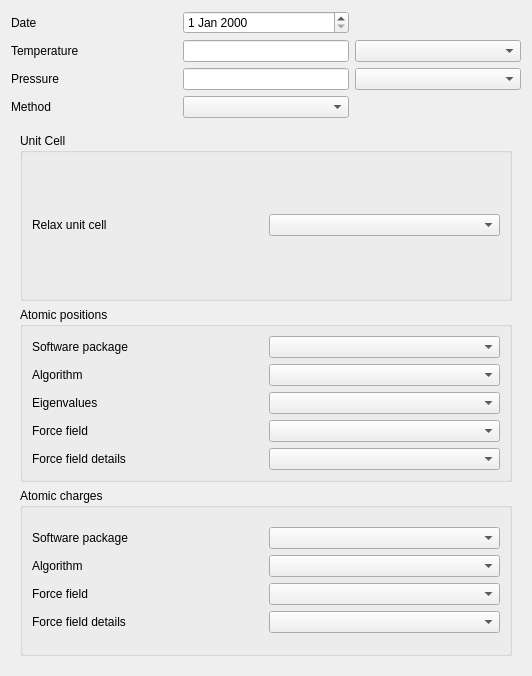
Above: iraspa/iraspagui/infocreationform.ui from iRASPA/iRASPA-QT before the change. Below: the same form after it.
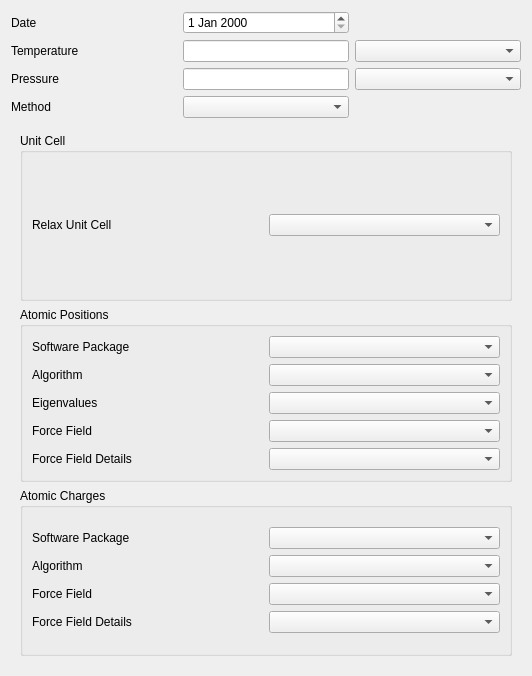
That is the form after the change.

The edit to the form file:
```diff
--- a/iraspa/iraspagui/infocreationform.ui
+++ b/iraspa/iraspagui/infocreationform.ui
@@ -86,7 +86,7 @@
             <item>
              <widget class="QLabel" name="label_5">
               <property name="text">
-               <string>Relax unit cell</string>
+               <string>Relax Unit Cell</string>
               </property>
              </widget>
             </item>
@@ -101,7 +101,7 @@
        <item>
         <widget class="QGroupBox" name="groupBox_2">
          <property name="title">
-          <string>Atomic positions</string>
+          <string>Atomic Positions</string>
          </property>
          <layout class="QVBoxLayout" name="verticalLayout_3">
           <item>
@@ -118,7 +118,7 @@
             <item row="3" column="0">
              <widget class="QLabel" name="label_9">
               <property name="text">
-               <string>Force field</string>
+               <string>Force Field</string>
               </property>
              </widget>
             </item>
@@ -128,7 +128,7 @@
             <item row="0" column="0">
              <widget class="QLabel" name="label_6">
               <property name="text">
-               <string>Software package</string>
+               <string>Software Package</string>
               </property>
              </widget>
             </item>
@@ -142,7 +142,7 @@
             <item row="4" column="0">
              <widget class="QLabel" name="label_10">
               <property name="text">
-               <string>Force field details</string>
+               <string>Force Field Details</string>
               </property>
              </widget>
             </item>
@@ -164,7 +164,7 @@
        <item>
         <widget class="QGroupBox" name="groupBox_3">
          <property name="title">
-          <string>Atomic charges</string>
+          <string>Atomic Charges</string>
          </property>
          <layout class="QVBoxLayout" name="verticalLayout_4">
           <item>
@@ -172,7 +172,7 @@
             <item row="2" column="0">
              <widget class="QLabel" name="label_15">
               <property name="text">
-               <string>Force field</string>
+               <string>Force Field</string>
               </property>
              </widget>
             </item>
@@ -182,7 +182,7 @@
             <item row="3" column="0">
              <widget class="QLabel" name="label_12">
               <property name="text">
-               <string>Force field details</string>
+               <string>Force Field Details</string>
               </property>
              </widget>
             </item>
@@ -196,7 +196,7 @@
             <item row="0" column="0">
              <widget class="QLabel" name="label_14">
               <property name="text">
-               <string>Software package</string>
+               <string>Software Package</string>
               </property>
              </widget>
             </item>
```
Left out of the diff: 12 changed lines with no effect on the pictures.
